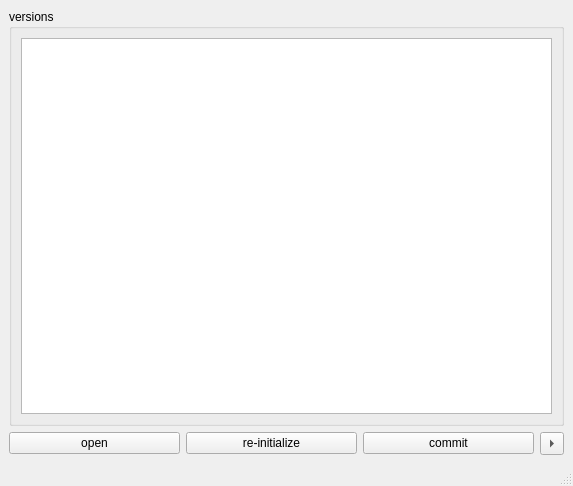
Above: rbhusUI/lib/rbhusPipeVersionsMod.ui from aumanimationstudios/rbhus before the change. Below: the same form after it.
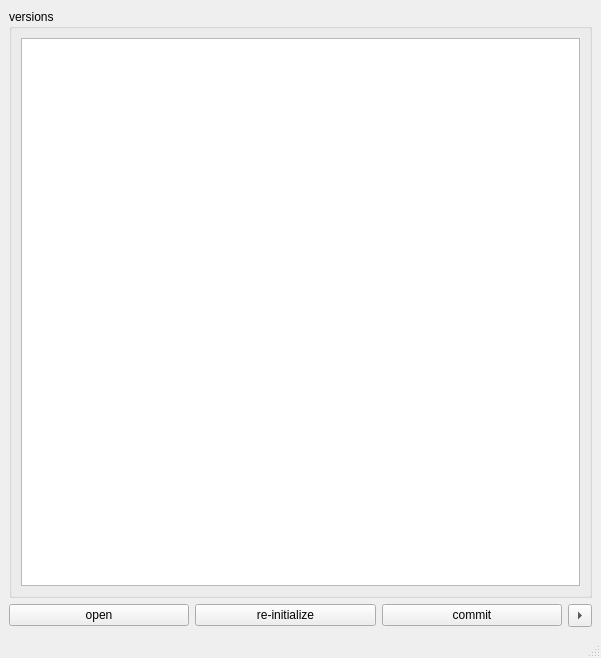
That is the form after the change.

```diff
--- a/rbhusUI/lib/rbhusPipeVersionsMod.ui
+++ b/rbhusUI/lib/rbhusPipeVersionsMod.ui
@@ -6,8 +6,8 @@
    <rect>
     <x>0</x>
     <y>0</y>
-    <width>573</width>
-    <height>486</height>
+    <width>601</width>
+    <height>658</height>
    </rect>
   </property>
   <property name="windowTitle">
@@ -15,7 +15,7 @@
   </property>
   <widget class="QWidget" name="centralwidget">
    <layout class="QGridLayout" name="gridLayout">
-    <item row="0" column="0" colspan="3">
+    <item row="0" column="0" colspan="2">
      <layout class="QVBoxLayout" name="verticalLayout">
       <item>
        <widget class="QGroupBox" name="groupVersions">
@@ -80,7 +80,7 @@
       </item>
      </layout>
     </item>
-    <item row="3" column="0" colspan="3">
+    <item row="3" column="0" colspan="2">
      <layout class="QHBoxLayout" name="horizontalLayout">
       <item>
        <widget class="QPushButton" name="pushWork">
```
